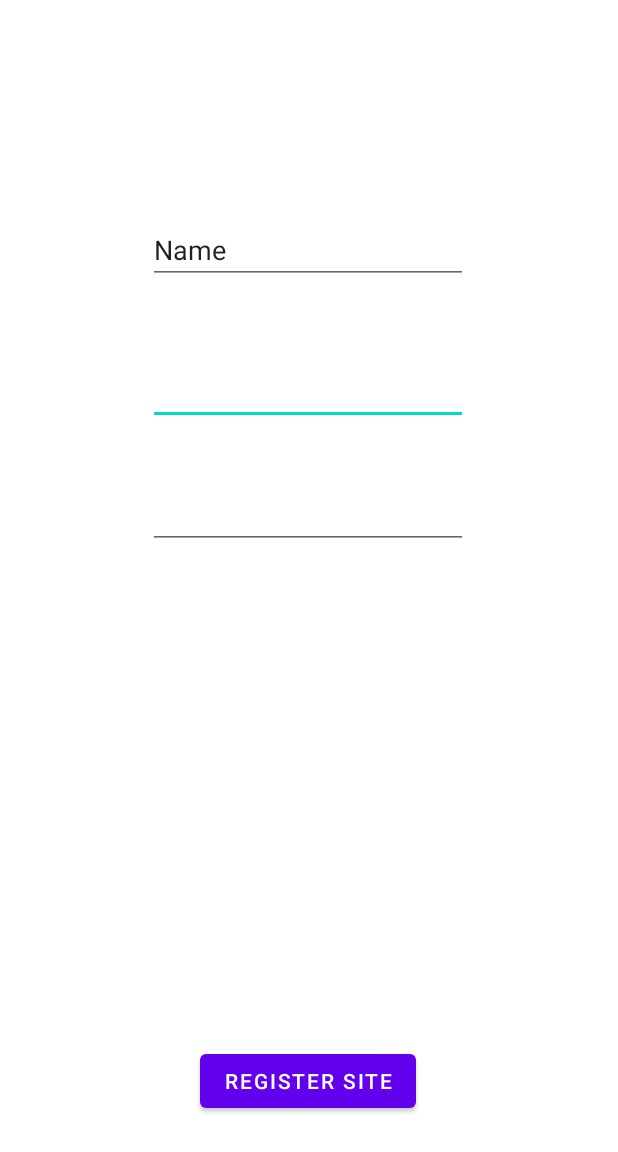
After one commit to pcminh0505/covidzoneandroid, an Android app: the RegisterZoneActivity screen opened directly, with no data from a screen before it, on a phone screen of 412 x 824 dp. The commit adds this screen. Shown: the top 1152 px of the screen. Run offline under Robolectric (Android 15) with nearby library versions, the phone set to English and light mode, and no system bars.

Commit message:
add register activity

```diff
--- a/app/build.gradle
+++ b/app/build.gradle
@@ -44,6 +44,8 @@ dependencies {
     implementation 'androidx.annotation:annotation:1.2.0'
     implementation 'androidx.lifecycle:lifecycle-livedata-ktx:2.3.1'
     implementation 'androidx.lifecycle:lifecycle-viewmodel-ktx:2.3.1'
+    implementation 'androidx.navigation:navigation-fragment:2.3.5'
+    implementation 'androidx.navigation:navigation-ui:2.3.5'
     testImplementation 'junit:junit:4.+'
     androidTestImplementation 'androidx.test.ext:junit:1.1.3'
     androidTestImplementation 'androidx.test.espresso:espresso-core:3.4.0'
--- /dev/null
+++ b/app/src/main/java/com/example/covidquarantinemanagement/Activity/RegisterZoneActivity.java
@@ -0,0 +1,20 @@
+package com.example.covidquarantinemanagement.Activity;
+
+import androidx.appcompat.app.AppCompatActivity;
+import com.example.covidquarantinemanagement.R;
+
+import android.os.Bundle;
+import android.widget.Button;
+
+public class RegisterZoneActivity extends AppCompatActivity {
+
+    @Override
+    protected void onCreate(Bundle savedInstanceState) {
+        super.onCreate(savedInstanceState);
+        setContentView(R.layout.activity_register_zone);
+
+        Button submitButton = (Button) findViewById(R.id.submitButton);
+
+
+    }
+}
--- a/app/src/main/java/com/example/covidquarantinemanagement/SplashScreenActivity.java
+++ b/app/src/main/java/com/example/covidquarantinemanagement/Activity/SplashScreenActivity.java
@@ -1,4 +1,4 @@
-package com.example.covidquarantinemanagement;
+package com.example.covidquarantinemanagement.Activity;
 
 import androidx.appcompat.app.AppCompatActivity;
 
@@ -8,6 +8,7 @@ import android.os.Handler;
 import android.widget.TextView;
 
 import com.airbnb.lottie.LottieAnimationView;
+import com.example.covidquarantinemanagement.R;
 
 public class SplashScreenActivity extends AppCompatActivity {
 
--- /dev/null
+++ b/app/src/main/java/com/example/covidquarantinemanagement/Util/DatabaseHandler.java
@@ -0,0 +1,4 @@
+package com.example.covidquarantinemanagement.Util;
+
+public class DatabaseHandler {
+}
--- a/app/src/main/res/layout/activity_maps.xml
+++ b/app/src/main/res/layout/activity_maps.xml
@@ -6,7 +6,7 @@
     xmlns:tools="http://schemas.android.com/tools"
     android:layout_width="match_parent"
     android:layout_height="match_parent"
-    tools:context=".MapsActivity" >
+    tools:context=".Activity.MapsActivity" >
 
     <fragment
         android:id="@+id/map"
--- /dev/null
+++ b/app/src/main/res/layout/activity_register_zone.xml
@@ -0,0 +1,60 @@
+<?xml version="1.0" encoding="utf-8"?>
+<androidx.constraintlayout.widget.ConstraintLayout xmlns:android="http://schemas.android.com/apk/res/android"
+    xmlns:app="http://schemas.android.com/apk/res-auto"
+    xmlns:tools="http://schemas.android.com/tools"
+    android:layout_width="match_parent"
+    android:layout_height="match_parent"
+    tools:context=".Activity.RegisterZoneActivity">
+
+    <Button
+        android:id="@+id/submitButton"
+        android:layout_width="wrap_content"
+        android:layout_height="wrap_content"
+        android:text="Register Site"
+        app:layout_constraintBottom_toBottomOf="parent"
+        app:layout_constraintEnd_toEndOf="parent"
+        app:layout_constraintHorizontal_bias="0.498"
+        app:layout_constraintStart_toStartOf="parent"
+        app:layout_constraintTop_toTopOf="parent"
+        app:layout_constraintVertical_bias="0.898" />
+
+    <EditText
+        android:id="@+id/editTextDate"
+        android:layout_width="wrap_content"
+        android:layout_height="wrap_content"
+        android:ems="10"
+        android:inputType="date"
+        app:layout_constraintBottom_toBottomOf="parent"
+        app:layout_constraintEnd_toEndOf="parent"
+        app:layout_constraintHorizontal_bias="0.497"
+        app:layout_constraintStart_toStartOf="parent"
+        app:layout_constraintTop_toTopOf="parent"
+        app:layout_constraintVertical_bias="0.306" />
+
+    <EditText
+        android:id="@+id/editTextDate2"
+        android:layout_width="wrap_content"
+        android:layout_height="wrap_content"
+        android:ems="10"
+        android:inputType="date"
+        app:layout_constraintBottom_toBottomOf="parent"
+        app:layout_constraintEnd_toEndOf="parent"
+        app:layout_constraintHorizontal_bias="0.497"
+        app:layout_constraintStart_toStartOf="parent"
+        app:layout_constraintTop_toTopOf="parent"
+        app:layout_constraintVertical_bias="0.412" />
+
+    <EditText
+        android:id="@+id/editTextTextPersonName"
+        android:layout_width="wrap_content"
+        android:layout_height="wrap_content"
+        android:ems="10"
+        android:inputType="textPersonName"
+        android:text="Name"
+        app:layout_constraintBottom_toBottomOf="parent"
+        app:layout_constraintEnd_toEndOf="parent"
+        app:layout_constraintHorizontal_bias="0.497"
+        app:layout_constraintStart_toStartOf="parent"
+        app:layout_constraintTop_toTopOf="parent"
+        app:layout_constraintVertical_bias="0.185" />
+</androidx.constraintlayout.widget.ConstraintLayout>
--- a/app/src/main/res/layout/activity_splash_loading.xml
+++ b/app/src/main/res/layout/activity_splash_loading.xml
@@ -4,7 +4,7 @@
     xmlns:tools="http://schemas.android.com/tools"
     android:layout_width="match_parent"
     android:layout_height="match_parent"
-    tools:context=".SplashScreenActivity">
+    tools:context=".Activity.SplashScreenActivity">
 
     <com.airbnb.lottie.LottieAnimationView
         android:id="@+id/splash_animation"
--- a/app/src/main/res/values-land/dimens.xml
+++ b/app/src/main/res/values-land/dimens.xml
@@ -1,3 +1,4 @@
 <resources>
     <dimen name="activity_horizontal_margin">48dp</dimen>
+    <dimen name="fab_margin">48dp</dimen>
 </resources>
--- a/app/src/main/res/values-w1240dp/dimens.xml
+++ b/app/src/main/res/values-w1240dp/dimens.xml
@@ -1,3 +1,4 @@
 <resources>
     <dimen name="activity_horizontal_margin">200dp</dimen>
+    <dimen name="fab_margin">200dp</dimen>
 </resources>
--- a/app/src/main/res/values-w600dp/dimens.xml
+++ b/app/src/main/res/values-w600dp/dimens.xml
@@ -1,3 +1,4 @@
 <resources>
     <dimen name="activity_horizontal_margin">48dp</dimen>
+    <dimen name="fab_margin">48dp</dimen>
 </resources>
--- a/app/src/main/res/values/dimens.xml
+++ b/app/src/main/res/values/dimens.xml
@@ -2,4 +2,5 @@
     <!-- Default screen margins, per the Android Design guidelines. -->
     <dimen name="activity_horizontal_margin">16dp</dimen>
     <dimen name="activity_vertical_margin">16dp</dimen>
+    <dimen name="fab_margin">16dp</dimen>
 </resources>
```
Also changed, not shown: app/src/main/AndroidManifest.xml (+14 -11 lines), app/src/main/java/com/example/covidquarantinemanagement/Activity/MapsActivity.java (renamed from app/src/main/java/com/example/covidquarantinemanagement/MapsActivity.java, +41 -41 lines), app/src/main/java/com/example/covidquarantinemanagement/Model/User.java (+13 -0 lines), app/src/main/java/com/example/covidquarantinemanagement/Model/Zone.java (+14 -0 lines), app/src/main/java/com/example/covidquarantinemanagement/Util/Helper.java (added, +24 -0 lines), app/src/main/res/drawable/zone_marker.xml (added, +15 -0 lines), app/src/main/res/navigation/nav_graph.xml (added, +28 -0 lines), app/src/main/res/values/strings.xml (+10 -0 lines), app/src/main/res/values/themes.xml (+9 -0 lines).
